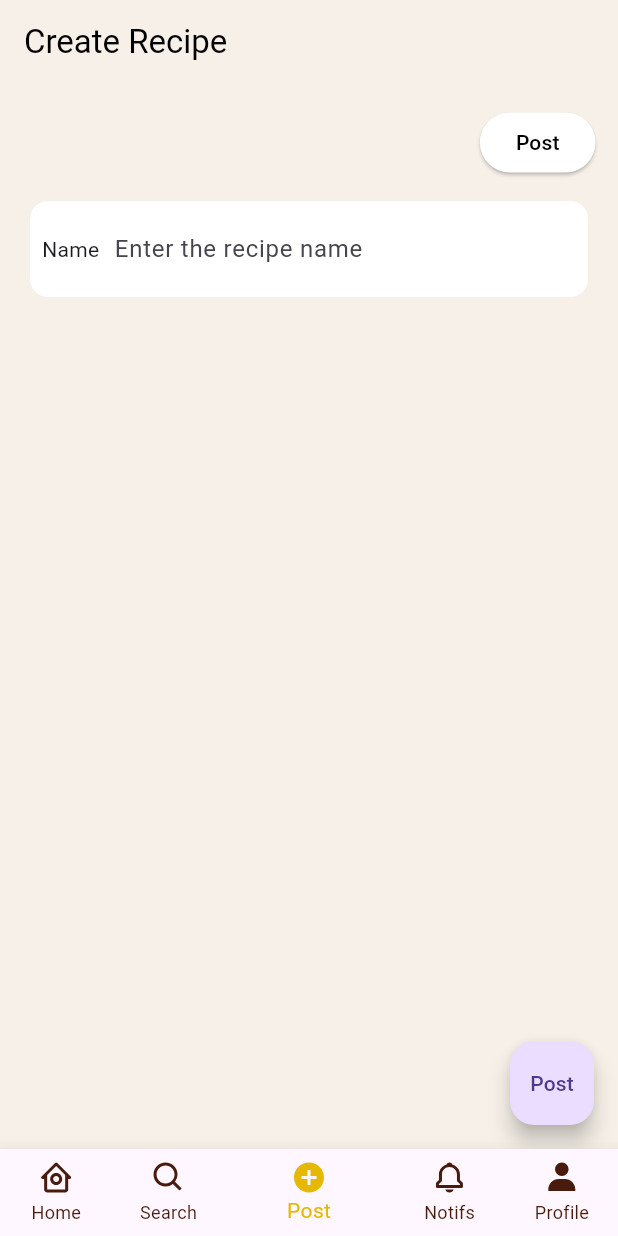
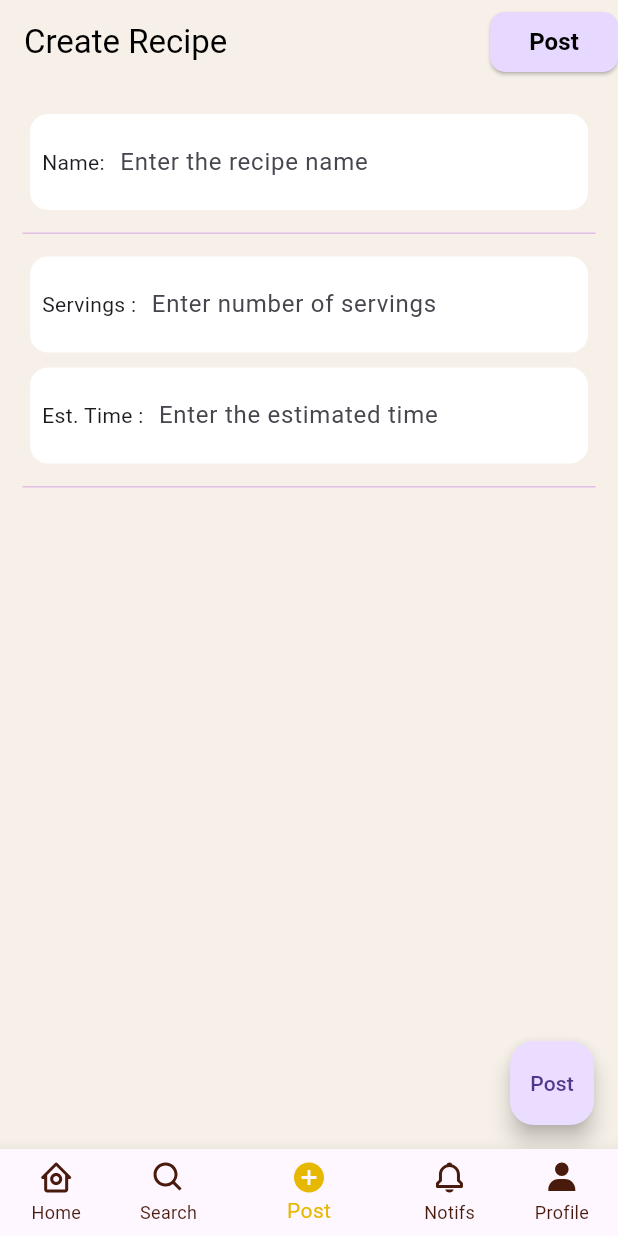
Before and after one commit to GoncaloGingeira/Feast, a Flutter app: the screen it shows after launch, item 3 of the bottom bar chosen, on a phone screen of 412 x 824 dp. Run offline on Flutter 3.47's test engine with Material 2 defaults, Android fonts, the phone set to English and light mode, and no system bars; our stand-ins replace flutter_boxicons; Roboto replaces fonts that are missing (CustomFont1).

Commit message:
Refactored and beautified

```diff
--- a/lib/postpage.dart
+++ b/lib/postpage.dart
@@ -1,4 +1,5 @@
 import 'package:flutter/material.dart';
+import 'package:flutter/services.dart';
 
 class PostPage extends StatefulWidget {
   PostPage({Key? key}) : super(key: key);
@@ -12,27 +13,14 @@ class _PostPageState extends State<PostPage> {
   Widget build(BuildContext context) {
     return Scaffold(
       appBar: AppBar(
-          title: const Text('Create Recipe',
-              style: TextStyle(color: Colors.black))),
+        title:
+            const Text('Create Recipe', style: TextStyle(color: Colors.black)),
+        actions: [postButton(context)],
+      ),
       body: Column(
         mainAxisAlignment: MainAxisAlignment.start,
         children: [
-          Padding(
-            padding: const EdgeInsets.all(15.0),
-            child: Row(
-              mainAxisAlignment: MainAxisAlignment.end,
-              children: [
-                ElevatedButton(
-                  onPressed: () {},
-                  style: ElevatedButton.styleFrom(
-                    primary: Color.fromARGB(255, 255, 255, 255),
-                    onPrimary: Colors.black,
-                  ),
-                  child: const Text('Post'),
-                ),
-              ],
-            ),
-          ),
+          SizedBox(height: 20),
           Container(
               margin: const EdgeInsets.symmetric(horizontal: 20),
               padding: const EdgeInsets.all(8),
@@ -40,7 +28,7 @@ class _PostPageState extends State<PostPage> {
                   color: Colors.white, borderRadius: BorderRadius.circular(12)),
               child: Row(
                 children: [
-                  const Text('Name'),
+                  const Text('Name:'),
                   const SizedBox(width: 10),
                   Expanded(
                       child: TextFormField(
@@ -50,7 +38,24 @@ class _PostPageState extends State<PostPage> {
                     ),
                   ))
                 ],
-              ))
+              )),
+          Container(
+            height: 1, // Height of the divider
+            color: Colors.purple[100], // Color of the divider
+            margin: EdgeInsets.all(15), // Adjust vertical margin
+          ),
+          Column(
+            children: [
+              inputBox(context, 'Servings', 'Enter number of servings'),
+              SizedBox(height: 10),
+              inputBox(context, 'Est. Time', 'Enter the estimated time'),
+            ],
+          ),
+          Container(
+            height: 1, // Height of the divider
+            color: Colors.purple[100], // Color of the divider
+            margin: EdgeInsets.all(15), // Adjust vertical margin
+          ),
         ],
       ),
       floatingActionButton: FloatingActionButton(
@@ -59,4 +64,54 @@ class _PostPageState extends State<PostPage> {
       ),
     );
   }
+
+  Widget postButton(BuildContext context) {
+    return ElevatedButton(
+      onPressed: () {
+        // Add your button's onPressed action here
+        print('Post button pressed');
+      },
+      style: ElevatedButton.styleFrom(
+        shape: RoundedRectangleBorder(
+          borderRadius: BorderRadius.circular(10.0),
+        ),
+        backgroundColor:
+            const Color(0xFFE7D8FF), // Customize the background color
+      ),
+      child: const Padding(
+        padding: EdgeInsets.all(2.0),
+        child: Text(
+          'Post',
+          style: TextStyle(
+            color: Color.fromARGB(255, 0, 0, 0), // Text color
+            fontWeight: FontWeight.bold,
+            fontSize: 16.0,
+          ),
+        ),
+      ),
+    );
+  }
+
+  Widget inputBox(
+      BuildContext context, String inputName, String inputDescription) {
+    return Container(
+        margin: const EdgeInsets.symmetric(horizontal: 20),
+        padding: const EdgeInsets.all(8),
+        decoration: BoxDecoration(
+            color: Colors.white, borderRadius: BorderRadius.circular(12)),
+        child: Row(
+          children: [
+            Text('$inputName :'),
+            const SizedBox(width: 10),
+            Expanded(
+                child: TextFormField(
+              keyboardType: TextInputType.number,
+              decoration: InputDecoration(
+                hintText: inputDescription,
+                border: InputBorder.none,
+              ),
+            ))
+          ],
+        ));
+  }
 }
```
